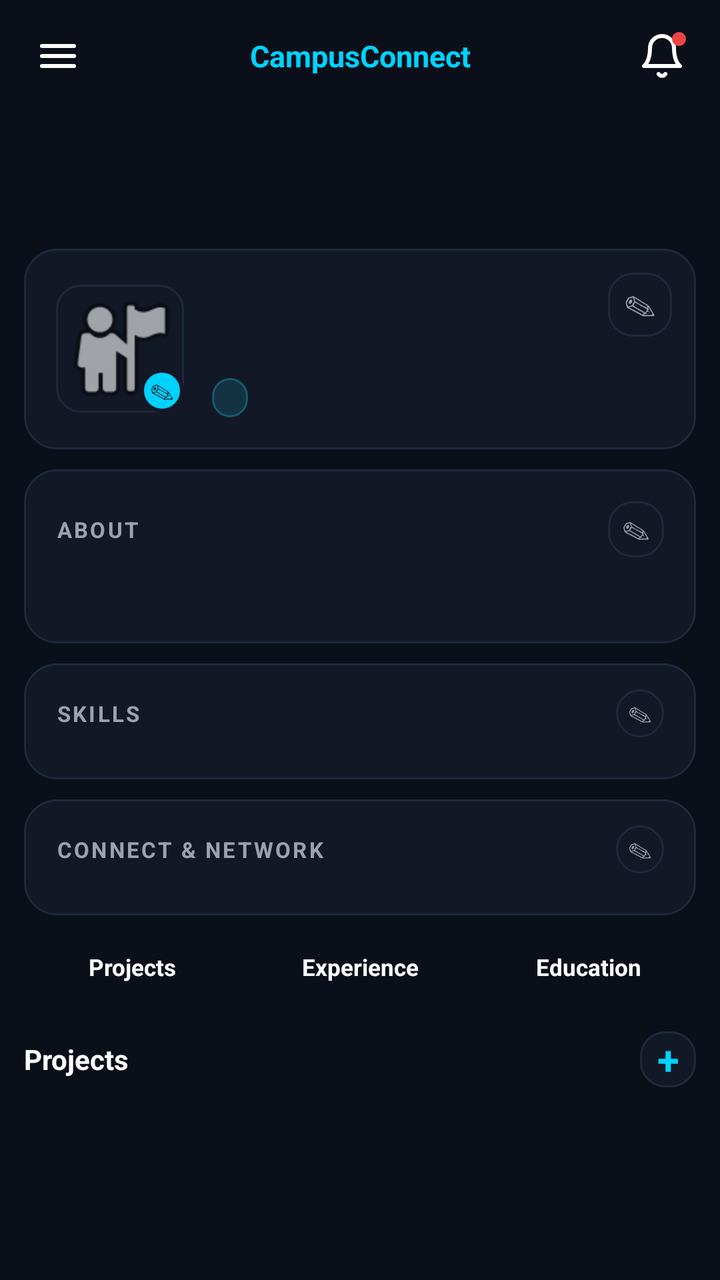
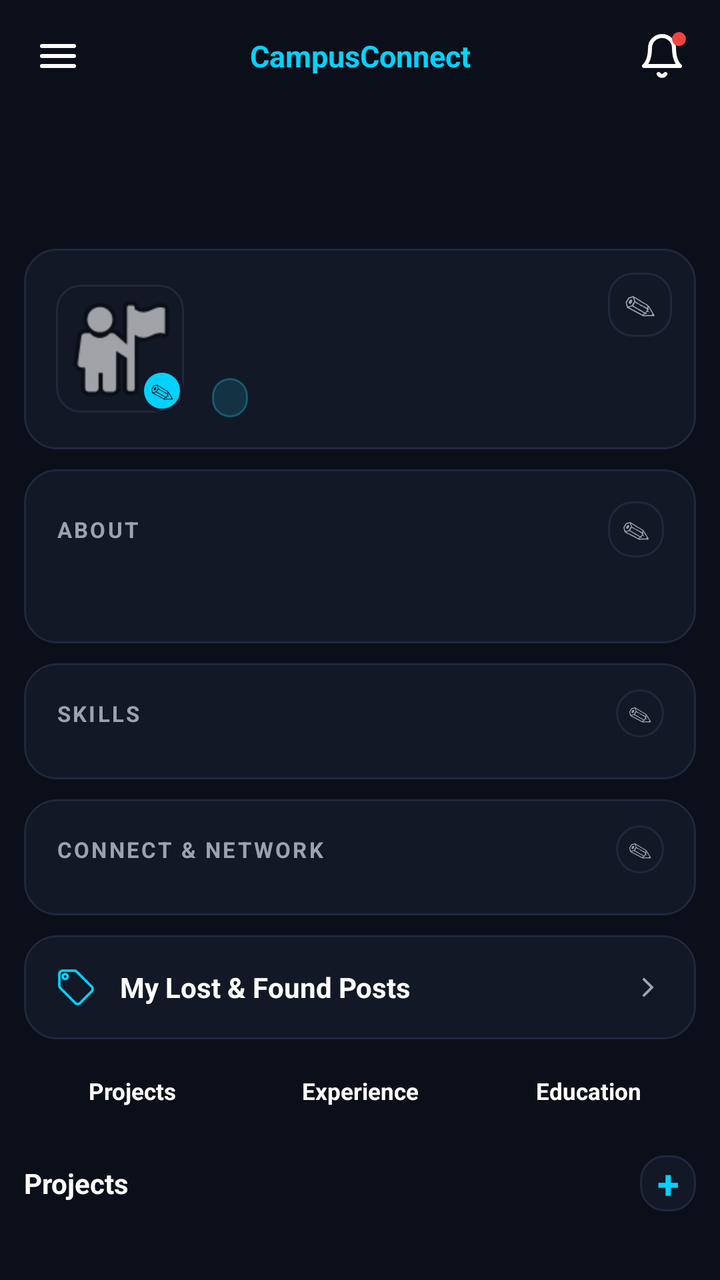

Compare the two renders of this Android layout. The source of the first and the diff that turns it into the second are given below.
<!-- AndroidManifest.xml: application theme Theme.CampusConnect -->
<!-- res/layout/fragment_profile.xml -->
<?xml version="1.0" encoding="utf-8"?>
<LinearLayout xmlns:android="http://schemas.android.com/apk/res/android"
    xmlns:app="http://schemas.android.com/apk/res-auto"
    android:layout_width="match_parent"
    android:layout_height="match_parent"
    android:orientation="vertical"
    android:background="@color/color_background"
    android:clipChildren="false"
    android:clipToPadding="false">

    
    <include
        android:id="@+id/topBar"
        layout="@layout/top_bar_main"/>

    
    <androidx.core.widget.NestedScrollView
        android:layout_width="match_parent"
        android:layout_height="0dp"
        android:layout_weight="1"
        android:clipChildren="false"
        android:clipToPadding="false">

        <LinearLayout
            android:layout_width="match_parent"
            android:layout_height="wrap_content"
            android:orientation="vertical"
            android:clipChildren="false"
            android:clipToPadding="false">

            
            <View
                android:id="@+id/coverBanner"
                android:layout_width="match_parent"
                android:layout_height="100dp"/>

            
            
            <FrameLayout
                android:layout_width="match_parent"
                android:layout_height="wrap_content"
                android:layout_marginTop="-32dp"
                android:layout_marginStart="12dp"
                android:layout_marginEnd="12dp"
                android:clipChildren="false"
                android:clipToPadding="false">

                
                <LinearLayout
                    android:layout_width="match_parent"
                    android:layout_height="wrap_content"
                    android:orientation="vertical"
                    android:background="@drawable/bg_card"
                    android:padding="16dp"
                    android:clipChildren="false"
                    android:clipToPadding="false">

                    
                    <LinearLayout
                        android:layout_width="match_parent"
                        android:layout_height="wrap_content"
                        android:orientation="horizontal"
                        android:gravity="center_vertical"
                        android:clipChildren="false"
                        android:clipToPadding="false">

                        <FrameLayout
                            android:layout_width="64dp"
                            android:layout_height="64dp"
                            android:clipChildren="false"
                            android:clipToPadding="false">

                            <ImageView
                                android:id="@+id/ivAvatar"
                                android:layout_width="64dp"
                                android:layout_height="64dp"
                                android:background="@drawable/bg_avatar_large"
                                android:scaleType="centerCrop"
                                android:clipToOutline="true"
                                android:src="@android:drawable/ic_menu_myplaces"/>

                            
                            <TextView
                                android:id="@+id/btnChangePhoto"
                                android:layout_width="22dp"
                                android:layout_height="22dp"
                                android:layout_gravity="bottom|end"
                                android:background="@drawable/bg_camera_badge"
                                android:gravity="center"
                                android:text="✎"
                                android:textColor="@color/color_background"
                                android:textSize="12sp"
                                android:padding="0dp"/>

                        </FrameLayout>

                        
                        <LinearLayout
                            android:layout_width="0dp"
                            android:layout_height="wrap_content"
                            android:layout_weight="1"
                            android:layout_marginStart="14dp"
                            android:layout_marginEnd="36dp"
                            android:orientation="vertical">

                            
                            <TextView
                                android:id="@+id/tvFullName"
                                android:layout_width="match_parent"
                                android:layout_height="wrap_content"
                                android:textColor="@color/color_text_primary"
                                android:textSize="18sp"
                                android:textStyle="bold"
                                android:maxLines="1"
                                android:ellipsize="end"/>

                            
                            <TextView
                                android:id="@+id/tvUsername"
                                android:layout_width="match_parent"
                                android:layout_height="wrap_content"
                                android:textColor="@color/color_cyan"
                                android:textSize="12.5sp"
                                android:maxLines="1"
                                android:ellipsize="end"
                                android:layout_marginTop="1dp"/>

                            
                            <TextView
                                android:id="@+id/tvUserType"
                                android:layout_width="wrap_content"
                                android:layout_height="wrap_content"
                                android:background="@drawable/bg_tab_pill_active"
                                android:textColor="@color/color_cyan"
                                android:textSize="10sp"
                                android:textStyle="bold"
                                android:paddingStart="9dp"
                                android:paddingEnd="9dp"
                                android:paddingTop="3dp"
                                android:paddingBottom="3dp"
                                android:layout_marginTop="6dp"/>

                        </LinearLayout>

                    </LinearLayout>

                </LinearLayout>

                
                <TextView
                    android:id="@+id/btnEditHero"
                    android:layout_width="32dp"
                    android:layout_height="32dp"
                    android:layout_gravity="top|end"
                    android:layout_marginTop="12dp"
                    android:layout_marginEnd="12dp"
                    android:gravity="center"
                    android:text="✎"
                    android:textColor="@color/color_muted"
                    android:textSize="16sp"
                    android:background="@drawable/bg_input"
                    android:padding="0dp"/>

            </FrameLayout>

            
            <LinearLayout
                android:layout_width="match_parent"
                android:layout_height="wrap_content"
                android:orientation="vertical"
                android:background="@drawable/bg_card"
                android:padding="16dp"
                android:layout_marginTop="10dp"
                android:layout_marginStart="12dp"
                android:layout_marginEnd="12dp">

                
                <LinearLayout
                    android:layout_width="match_parent"
                    android:layout_height="wrap_content"
                    android:orientation="horizontal"
                    android:gravity="center_vertical"
                    android:layout_marginBottom="8dp">

                    <TextView
                        android:layout_width="0dp"
                        android:layout_height="wrap_content"
                        android:layout_weight="1"
                        android:text="ABOUT"
                        android:textColor="@color/color_muted"
                        android:textSize="11sp"
                        android:textStyle="bold"
                        android:letterSpacing="0.1"/>

                    
                    <TextView
                        android:id="@+id/btnEditAbout"
                        android:layout_width="28dp"
                        android:layout_height="28dp"
                        android:gravity="center"
                        android:text="✎"
                        android:textColor="@color/color_muted"
                        android:textSize="14sp"
                        android:background="@drawable/bg_input"
                        android:padding="0dp"/>

                </LinearLayout>

                
                <TextView
                    android:id="@+id/tvAbout"
                    android:layout_width="match_parent"
                    android:layout_height="wrap_content"
                    android:textColor="@color/color_text_body"
                    android:textSize="14sp"
                    android:lineSpacingMultiplier="1.5"/>

            </LinearLayout>

            
            <LinearLayout
                android:layout_width="match_parent"
                android:layout_height="wrap_content"
                android:orientation="vertical"
                android:background="@drawable/bg_card"
                android:paddingStart="16dp"
                android:paddingEnd="16dp"
                android:paddingTop="13dp"
                android:paddingBottom="13dp"
                android:layout_marginTop="10dp"
                android:layout_marginStart="12dp"
                android:layout_marginEnd="12dp">

                <LinearLayout
                    android:layout_width="match_parent"
                    android:layout_height="wrap_content"
                    android:orientation="horizontal"
                    android:gravity="center_vertical"
                    android:layout_marginBottom="8dp">

                    <TextView
                        android:layout_width="0dp"
                        android:layout_height="wrap_content"
                        android:layout_weight="1"
                        android:text="SKILLS"
                        android:textColor="@color/color_muted"
                        android:textSize="11sp"
                        android:textStyle="bold"
                        android:letterSpacing="0.1"/>

                    <TextView
                        android:id="@+id/btnEditSkills"
                        android:layout_width="24dp"
                        android:layout_height="24dp"
                        android:gravity="center"
                        android:text="✎"
                        android:textColor="@color/color_muted"
                        android:textSize="12sp"
                        android:background="@drawable/bg_input"
                        android:padding="0dp"/>

                </LinearLayout>

                <com.google.android.material.chip.ChipGroup
                    android:id="@+id/skillsChipGroup"
                    android:layout_width="match_parent"
                    android:layout_height="wrap_content"
                    app:chipSpacingHorizontal="6dp"
                    app:chipSpacingVertical="6dp"/>

            </LinearLayout>

            
            <LinearLayout
                android:layout_width="match_parent"
                android:layout_height="wrap_content"
                android:orientation="vertical"
                android:background="@drawable/bg_card"
                android:paddingStart="16dp"
                android:paddingEnd="16dp"
                android:paddingTop="13dp"
                android:paddingBottom="13dp"
                android:layout_marginTop="10dp"
                android:layout_marginStart="12dp"
                android:layout_marginEnd="12dp">

                <LinearLayout
                    android:layout_width="match_parent"
                    android:layout_height="wrap_content"
                    android:orientation="horizontal"
                    android:gravity="center_vertical"
                    android:layout_marginBottom="8dp">

                    <TextView
                        android:layout_width="0dp"
                        android:layout_height="wrap_content"
                        android:layout_weight="1"
                        android:text="CONNECT &amp; NETWORK"
                        android:textColor="@color/color_muted"
                        android:textSize="11sp"
                        android:textStyle="bold"
                        android:letterSpacing="0.1"/>

                    <TextView
                        android:id="@+id/btnAddSocial"
                        android:layout_width="24dp"
                        android:layout_height="24dp"
                        android:gravity="center"
                        android:text="✎"
                        android:textColor="@color/color_muted"
                        android:textSize="12sp"
                        android:background="@drawable/bg_input"
                        android:padding="0dp"/>

                </LinearLayout>

                <com.google.android.material.chip.ChipGroup
                    android:id="@+id/socialsChipGroup"
                    android:layout_width="match_parent"
                    android:layout_height="wrap_content"
                    app:chipSpacingHorizontal="6dp"
                    app:chipSpacingVertical="6dp"/>

            </LinearLayout>

            
            <LinearLayout
                android:layout_width="match_parent"
                android:layout_height="wrap_content"
                android:orientation="vertical"
                android:layout_marginTop="10dp"
                android:layout_marginStart="12dp"
                android:layout_marginEnd="12dp"
                android:layout_marginBottom="24dp">

                
                <LinearLayout
                    android:layout_width="match_parent"
                    android:layout_height="32dp"
                    android:orientation="horizontal">

                    <TextView
                        android:id="@+id/tabProjects"
                        android:layout_width="0dp"
                        android:layout_height="match_parent"
                        android:layout_weight="1"
                        android:layout_marginEnd="3dp"
                        android:gravity="center"
                        android:text="Projects"
                        android:textSize="11.5sp"
                        android:textStyle="bold"/>

                    <TextView
                        android:id="@+id/tabExperience"
                        android:layout_width="0dp"
                        android:layout_height="match_parent"
                        android:layout_weight="1"
                        android:layout_marginStart="3dp"
                        android:layout_marginEnd="3dp"
                        android:gravity="center"
                        android:text="Experience"
                        android:textSize="11.5sp"
                        android:textStyle="bold"/>

                    <TextView
                        android:id="@+id/tabEducation"
                        android:layout_width="0dp"
                        android:layout_height="match_parent"
                        android:layout_weight="1"
                        android:layout_marginStart="3dp"
                        android:gravity="center"
                        android:text="Education"
                        android:textSize="11.5sp"
                        android:textStyle="bold"/>

                </LinearLayout>

                
                <LinearLayout
                    android:layout_width="match_parent"
                    android:layout_height="40dp"
                    android:orientation="horizontal"
                    android:gravity="center_vertical"
                    android:layout_marginTop="10dp">

                    <TextView
                        android:id="@+id/tvActiveTabTitle"
                        android:layout_width="0dp"
                        android:layout_height="wrap_content"
                        android:layout_weight="1"
                        android:text="Projects"
                        android:textColor="@color/color_text_primary"
                        android:textSize="14sp"
                        android:textStyle="bold"/>

                    
                    <TextView
                        android:id="@+id/btnAddTabItem"
                        android:layout_width="28dp"
                        android:layout_height="28dp"
                        android:gravity="center"
                        android:text="+"
                        android:textColor="@color/color_cyan"
                        android:textSize="20sp"
                        android:textStyle="bold"
                        android:background="@drawable/bg_input"
                        android:padding="0dp"/>

                </LinearLayout>

                
                <LinearLayout
                    android:id="@+id/tabContent"
                    android:layout_width="match_parent"
                    android:layout_height="wrap_content"
                    android:orientation="vertical"/>

            </LinearLayout>

        </LinearLayout>

    </androidx.core.widget.NestedScrollView>

</LinearLayout>
<!-- res/layout/top_bar_main.xml (included above) -->
<?xml version="1.0" encoding="utf-8"?>
<LinearLayout xmlns:android="http://schemas.android.com/apk/res/android"
    android:layout_width="match_parent"
    android:layout_height="56dp"
    android:orientation="horizontal"
    android:gravity="center_vertical"
    android:paddingStart="12dp"
    android:paddingEnd="12dp">

    <ImageButton
        android:id="@+id/btnMenu"
        android:layout_width="34dp"
        android:layout_height="34dp"
        android:background="?attr/selectableItemBackgroundBorderless"
        android:src="@drawable/ic_menu_hamburger"
        android:padding="8dp"
        android:contentDescription="@null"/>

    <TextView
        android:id="@+id/tvAppTitle"
        android:layout_width="0dp"
        android:layout_height="wrap_content"
        android:layout_weight="1"
        android:gravity="center"
        android:text="@string/app_name"
        android:textColor="@color/color_cyan"
        android:textSize="15sp"
        android:textStyle="bold"/>

    <FrameLayout
        android:layout_width="34dp"
        android:layout_height="34dp">

        <ImageButton
            android:id="@+id/btnNotifications"
            android:layout_width="34dp"
            android:layout_height="34dp"
            android:background="?attr/selectableItemBackgroundBorderless"
            android:src="@drawable/ic_bell"
            android:padding="8dp"
            android:contentDescription="@null"/>

        <View
            android:id="@+id/notificationDot"
            android:layout_width="7dp"
            android:layout_height="7dp"
            android:layout_gravity="top|end"
            android:layout_marginTop="5dp"
            android:layout_marginEnd="5dp"
            android:background="@drawable/bg_dot"/>

    </FrameLayout>

</LinearLayout>
<!-- resources referenced by this layout -->
<resources>
  <color name="color_background">#0B0F19</color>
  <color name="color_cyan">#00D2FF</color>
  <color name="color_muted">#9CA3AF</color>
  <color name="color_text_body">#CBD5E1</color>
  <color name="color_text_primary">#FFFFFF</color>
  <!-- drawable bg_avatar_large (drawable) -->
  <?xml version="1.0" encoding="utf-8"?>
  <shape xmlns:android="http://schemas.android.com/apk/res/android"
      android:shape="rectangle">
      <solid android:color="@color/color_card"/>
      <stroke
          android:width="1dp"
          android:color="@color/color_border"/>
      <corners android:radius="12dp"/>
  </shape>
  <!-- drawable bg_camera_badge (drawable) -->
  <?xml version="1.0" encoding="utf-8"?>
  <shape xmlns:android="http://schemas.android.com/apk/res/android"
      android:shape="oval">
      <solid android:color="@color/color_cyan"/>
      <stroke
          android:width="2dp"
          android:color="@color/color_card"/>
  </shape>
  <!-- drawable bg_card (drawable) -->
  <?xml version="1.0" encoding="utf-8"?>
  <shape xmlns:android="http://schemas.android.com/apk/res/android"
      android:shape="rectangle">
      <solid android:color="@color/color_card"/>
      <stroke
          android:width="1dp"
          android:color="@color/color_border"/>
      <corners android:radius="16dp"/>
  </shape>
  <!-- drawable bg_dot (drawable) -->
  <?xml version="1.0" encoding="utf-8"?>
  <shape xmlns:android="http://schemas.android.com/apk/res/android"
      android:shape="oval">
      <solid android:color="@color/color_red"/>
  </shape>
  <!-- drawable bg_input (drawable) -->
  <?xml version="1.0" encoding="utf-8"?>
  <shape xmlns:android="http://schemas.android.com/apk/res/android"
      android:shape="rectangle">
      <solid android:color="@color/color_card"/>
      <stroke
          android:width="1dp"
          android:color="@color/color_border"/>
      <corners android:radius="12dp"/>
  </shape>
  <!-- drawable bg_tab_pill_active (drawable) -->
  <?xml version="1.0" encoding="utf-8"?>
  <shape xmlns:android="http://schemas.android.com/apk/res/android"
      android:shape="rectangle">
      <solid android:color="#2422D3EE"/>
      <stroke
          android:width="1dp"
          android:color="#4D22D3EE"/>
      <corners android:radius="20dp"/>
  </shape>
  <string name="app_name">CampusConnect</string>
  <color name="color_card">#121826</color>
  <color name="color_border">#1F293D</color>
  <color name="color_red">#EF4444</color>
  <color name="color_purple">#8B5CF6</color>
  <!-- unchanged entries left out for length: 3 -->
</resources>

<!-- the commit's change to res/layout/fragment_profile.xml (unified diff, before → after) -->
@@ -325,6 +325,46 @@
 
             
             <LinearLayout
+                android:id="@+id/sectionLostFound"
+                android:layout_width="match_parent"
+                android:layout_height="wrap_content"
+                android:orientation="horizontal"
+                android:background="@drawable/bg_card"
+                android:padding="16dp"
+                android:layout_marginTop="10dp"
+                android:layout_marginStart="12dp"
+                android:layout_marginEnd="12dp"
+                android:gravity="center_vertical"
+                android:clickable="true"
+                android:focusable="true"
+                android:foreground="?attr/selectableItemBackground">
+
+                <ImageView
+                    android:layout_width="20dp"
+                    android:layout_height="20dp"
+                    android:src="@drawable/ic_tag"
+                    app:tint="@color/color_cyan" />
+
+                <TextView
+                    android:layout_width="0dp"
+                    android:layout_height="wrap_content"
+                    android:layout_weight="1"
+                    android:layout_marginStart="12dp"
+                    android:text="@string/my_lf_posts_label"
+                    android:textColor="@color/color_text_primary"
+                    android:textSize="14sp"
+                    android:textStyle="bold" />
+
+                <ImageView
+                    android:layout_width="16dp"
+                    android:layout_height="16dp"
+                    android:src="@drawable/ic_chevron_right"
+                    app:tint="@color/color_muted" />
+
+            </LinearLayout>
+
+            
+            <LinearLayout
                 android:layout_width="match_parent"
                 android:layout_height="wrap_content"
                 android:orientation="vertical"
<!-- resource entries referenced after the edit -->
@@ -60,10 +60,37 @@
           android:color="#4D22D3EE"/>
       <corners android:radius="20dp"/>
   </shape>
+  <!-- drawable ic_chevron_right (drawable) -->
+  <vector xmlns:android="http://schemas.android.com/apk/res/android"
+      android:width="24dp"
+      android:height="24dp"
+      android:viewportWidth="24"
+      android:viewportHeight="24">
+      <path
+          android:strokeColor="#FFFFFF"
+          android:strokeWidth="2"
+          android:strokeLineCap="round"
+          android:strokeLineJoin="round"
+          android:pathData="M9,6l6,6 -6,6" />
+  </vector>
+  <!-- drawable ic_tag (drawable) -->
+  <vector xmlns:android="http://schemas.android.com/apk/res/android"
+      android:width="24dp"
+      android:height="24dp"
+      android:viewportWidth="24"
+      android:viewportHeight="24">
+    <path
+        android:fillColor="#00000000"
+        android:pathData="M21.41,11.58l-9,-9C12.05,2.22 11.55,2 11,2H4c-1.1,0 -2,0.9 -2,2v7c0,0.55 0.22,1.05 0.59,1.42l9,9c0.36,0.36 0.86,0.58 1.41,0.58 0.55,0 1.05,-0.22 1.41,-0.59l7,-7c0.37,-0.36 0.59,-0.86 0.59,-1.41 0,-0.55 -0.23,-1.06 -0.59,-1.42zM5.5,7C4.67,7 4,6.33 4,5.5S4.67,4 5.5,4 7,4.67 7,5.5 6.33,7 5.5,7z"
+        android:strokeColor="@color/text_dim"
+        android:strokeWidth="1.5"/>
+  </vector>
   <string name="app_name">CampusConnect</string>
+  <string name="my_lf_posts_label">My Lost &amp; Found Posts</string>
   <color name="color_card">#121826</color>
   <color name="color_border">#1F293D</color>
   <color name="color_red">#EF4444</color>
+  <color name="text_dim">#8B95A7</color>
   <color name="color_purple">#8B5CF6</color>
   <!-- unchanged entries left out for length: 3 -->
 </resources>
